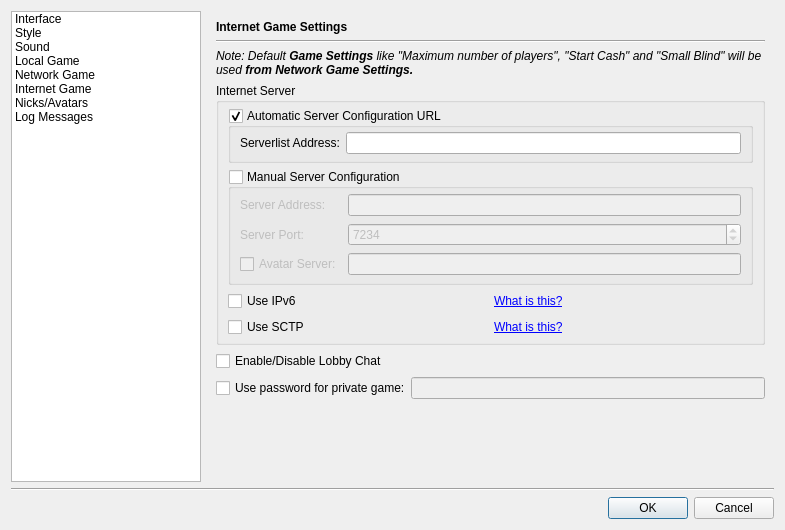
The window that src/gui/qt/settingsdialog.ui (pokerth/pokerth) describes before a commit, drawn with Qt 5.
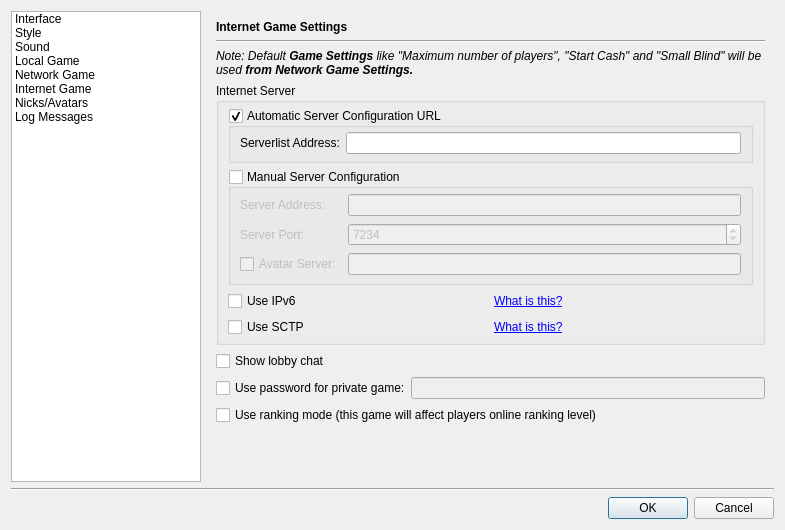
The same window after the commit. The open tabs and pages were chosen to show the change. Icons and pictures are not drawn. Custom widgets are drawn as their Qt base class.

Commit message: add new ranking mode options to settings. also add ranking mode icon for game-list

```diff
--- a/src/gui/qt/settingsdialog.ui
+++ b/src/gui/qt/settingsdialog.ui
@@ -1662,7 +1662,7 @@
            </item>
           </layout>
          </item>
-         <item row="7" column="0" colspan="3">
+         <item row="8" column="0" colspan="3">
           <spacer>
            <property name="orientation">
             <enum>Qt::Vertical</enum>
@@ -1678,7 +1678,18 @@
          <item row="5" column="0">
           <widget class="QCheckBox" name="checkBox_UseLobbyChat">
            <property name="text">
-            <string>Enable/Disable Lobby Chat</string>
+            <string>Show lobby chat</string>
+           </property>
+          </widget>
+         </item>
+         <item row="7" column="0">
+          <widget class="QCheckBox" name="checkBox_InternetGameRankingMode">
+           <property name="text">
+            <string>Use ranking mode (this game will affect players online ranking level)</string>
+           </property>
+           <property name="icon">
+            <iconset resource="resources/pokerth.qrc">
+             <normaloff>:/gfx/cup.png</normaloff>:/gfx/cup.png</iconset>
            </property>
           </widget>
          </item>
```
Left out of the diff: 8 changed lines with no effect on the pictures. The commit also changes 10 other files.
